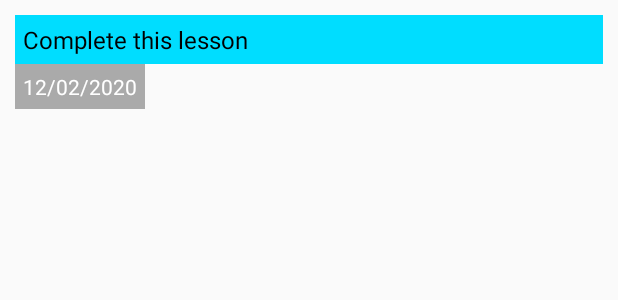
After one commit to de2rick/StudyTimer, an Android app: the layout layout_time.xml on its own in the app's theme, with its tools: preview values and no code run, on a phone screen of 412 x 824 dp. The commit adds this screen. Shown: the top 300 px of the screen. Run offline under Robolectric (Android 15) with nearby library versions, the phone set to English and light mode, and no system bars.

Commit message:
history update

```diff
--- a/StudyTimer/app/build.gradle
+++ b/StudyTimer/app/build.gradle
@@ -27,4 +27,5 @@ dependencies {
     androidTestImplementation 'androidx.test:runner:1.3.0'
     androidTestImplementation 'androidx.test.espresso:espresso-core:3.3.0'
     implementation 'androidx.recyclerview:recyclerview:1.2.0'
+    implementation 'com.google.code.gson:gson:2.8.6'
 }
--- a/StudyTimer/app/src/main/res/layout/activity_history.xml
+++ b/StudyTimer/app/src/main/res/layout/activity_history.xml
@@ -11,14 +11,14 @@
     android:text="History"
     android:textAllCaps="false"
     android:gravity="center"
-    android:textSize="20sp"
-    android:textColor="@color/blue"
+    android:textSize="25sp"
+    android:textColor="@color/white"
     />
 
     <androidx.recyclerview.widget.RecyclerView
         android:id="@+id/recyclerview"
         android:layout_width="match_parent"
-        android:layout_height="wrap_content"
+        android:layout_height="match_parent"
         android:layout_below="@+id/htitle" />
 
 
--- /dev/null
+++ b/StudyTimer/app/src/main/res/layout/layout_time.xml
@@ -0,0 +1,29 @@
+<?xml version="1.0" encoding="utf-8"?>
+<LinearLayout xmlns:android="http://schemas.android.com/apk/res/android"
+    android:orientation="vertical"
+    android:layout_width="match_parent"
+    android:layout_height="wrap_content">
+    <TextView
+        android:id="@+id/txt_task_name"
+        android:layout_width="match_parent"
+        android:layout_height="wrap_content"
+        android:text="Complete this lesson"
+        android:textSize="16sp"
+        android:textColor="@android:color/black"
+        android:padding="5dp"
+        android:layout_marginStart="10dp"
+        android:layout_marginEnd="10dp"
+        android:background="@android:color/holo_blue_bright"
+        android:layout_marginTop="10dp"/>
+    <TextView
+        android:id="@+id/txt_date"
+        android:layout_width="wrap_content"
+        android:layout_height="wrap_content"
+        android:text="12/02/2020"
+        android:padding="5dp"
+        android:layout_marginStart="10dp"
+        android:layout_marginEnd="10dp"
+        android:background="@android:color/darker_gray"
+        android:textColor="@android:color/white"/>
+
+</LinearLayout>
```
Also changed, not shown: StudyTimer/app/src/main/java/com/example/studytimer/MainActivity.java (+14 -0 lines), StudyTimer/app/src/main/java/com/example/studytimer/TimeAdp.java (added, +58 -0 lines), StudyTimer/app/src/main/java/com/example/studytimer/TimerModel.java (added, +24 -0 lines).
